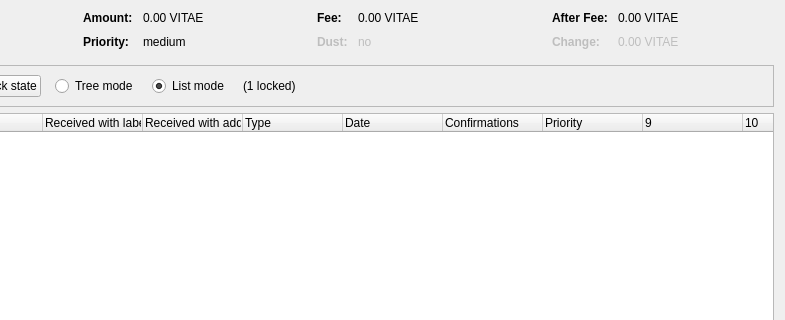
Old version of the form src/qt/forms/coincontroldialog.ui in the repository wqking-misc/AureusXIV; both pictures show x 169 to 954 and y 0 to 320 of the 954 by 500 pixel window.
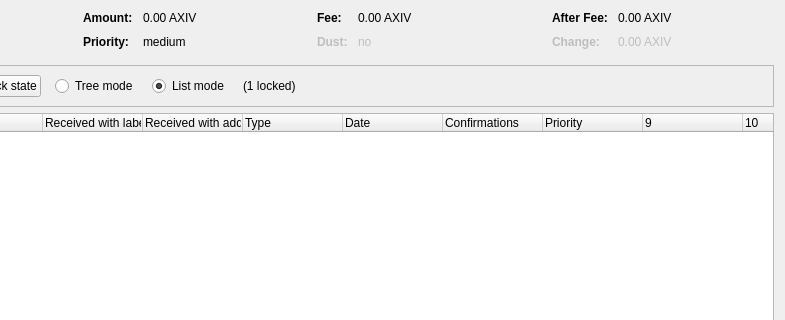
New version of the form. Custom widgets are drawn as their Qt base class.

Diff of the .ui file:
```diff
--- a/src/qt/forms/coincontroldialog.ui
+++ b/src/qt/forms/coincontroldialog.ui
@@ -132,7 +132,7 @@
           <enum>Qt::ActionsContextMenu</enum>
          </property>
          <property name="text">
-          <string notr="true">0.00 VITAE</string>
+          <string notr="true">0.00 AXIV</string>
          </property>
          <property name="textInteractionFlags">
           <set>Qt::LinksAccessibleByMouse|Qt::TextSelectableByKeyboard|Qt::TextSelectableByMouse</set>
@@ -206,7 +206,7 @@
           <enum>Qt::ActionsContextMenu</enum>
          </property>
          <property name="text">
-          <string notr="true">0.00 VITAE</string>
+          <string notr="true">0.00 AXIV</string>
          </property>
          <property name="textInteractionFlags">
           <set>Qt::LinksAccessibleByMouse|Qt::TextSelectableByKeyboard|Qt::TextSelectableByMouse</set>
@@ -286,7 +286,7 @@
           <enum>Qt::ActionsContextMenu</enum>
          </property>
          <property name="text">
-          <string notr="true">0.00 VITAE</string>
+          <string notr="true">0.00 AXIV</string>
          </property>
          <property name="textInteractionFlags">
           <set>Qt::LinksAccessibleByMouse|Qt::TextSelectableByKeyboard|Qt::TextSelectableByMouse</set>
@@ -321,7 +321,7 @@
           <enum>Qt::ActionsContextMenu</enum>
          </property>
          <property name="text">
-          <string notr="true">0.00 VITAE</string>
+          <string notr="true">0.00 AXIV</string>
          </property>
          <property name="textInteractionFlags">
           <set>Qt::LinksAccessibleByMouse|Qt::TextSelectableByKeyboard|Qt::TextSelectableByMouse</set>
```
